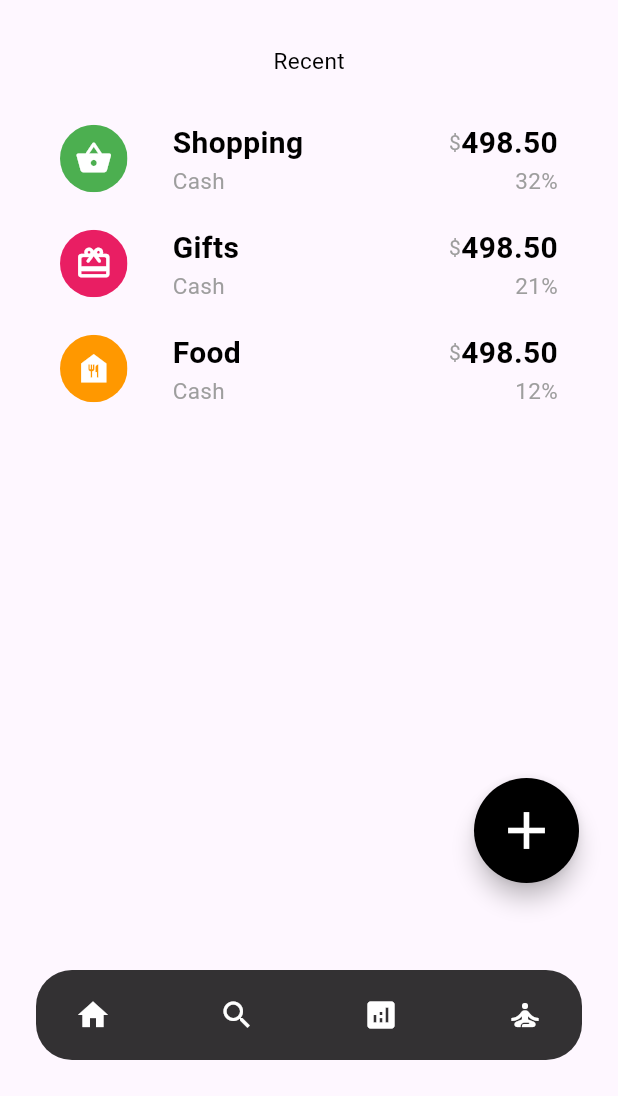
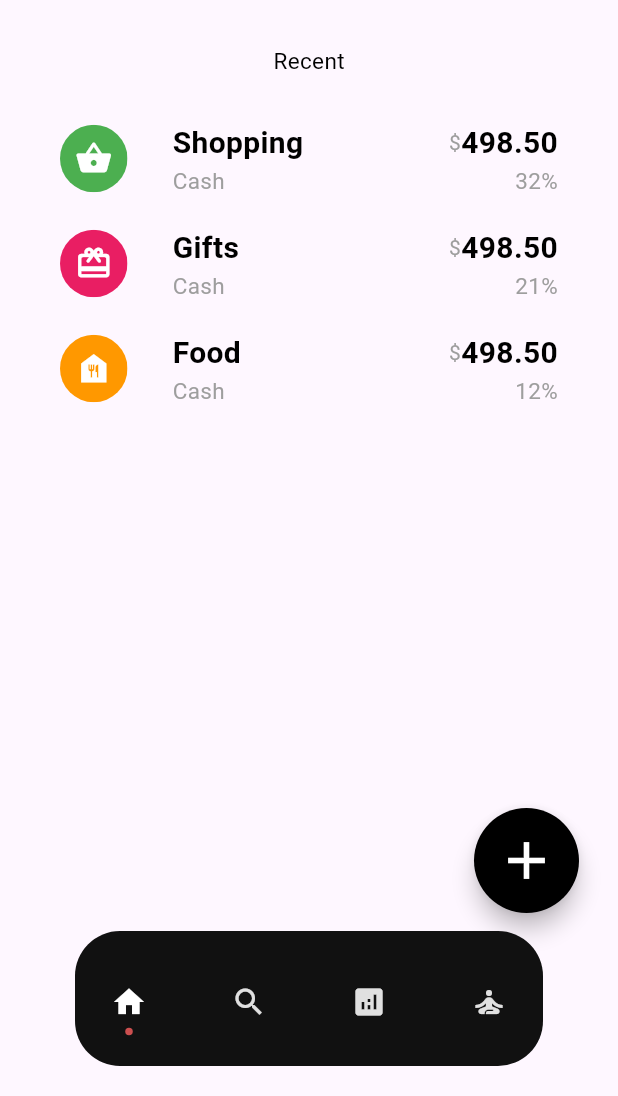
Before and after one commit to scielab/app-ahorro, a Flutter app: the screen it shows once a user with an empty profile is signed in, on a phone screen of 412 x 824 dp, the part 140-1236 px from its top. Run offline on Flutter 3.47's test engine with Material 3 defaults, Android fonts, the light colour scheme and no system bars; drawn by our look-alikes of dot_navigation_bar; our stand-ins replace cloud_firestore, firebase_auth, firebase_core, fl_chart, get, shared_preferences; accounts and stored records are empty; network calls fail.

Commit message:
new changes

```diff
--- a/lib/controllers/auth/auth_controller.dart
+++ b/lib/controllers/auth/auth_controller.dart
@@ -28,7 +28,7 @@ class AuthController extends GetxController {
 
   void _setInitialScreen(User? user) {
     if(user != null) {
-      Get.toNamed(RouterHelper.getHomePage());
+      Get.toNamed(RouterHelper.getHomePrincipalPage());
     } else {
       Get.toNamed(RouterHelper.getSignin());
     }
--- /dev/null
+++ b/lib/models/categories_models.dart
@@ -0,0 +1,10 @@
+import 'package:app/models/category_model.dart';
+import 'package:flutter/material.dart';
+
+List<Map<String,dynamic>> income = [
+  {
+    'id': 1,
+    'name': 'cash',
+    'icon': Icons.add,
+  }
+];
--- a/lib/models/category_model.dart
+++ b/lib/models/category_model.dart
@@ -1,7 +1,9 @@
+import 'package:flutter/material.dart';
+
 class Category {
   final String id;
   final String name;
-  final String icon; // Puedes usar un IconData si estás trabajando con Flutter
+  final IconData icon;
 
   Category({
     required this.id,
--- a/lib/pages/auth/signin_page.dart
+++ b/lib/pages/auth/signin_page.dart
@@ -17,8 +17,8 @@ class SignInPage extends StatelessWidget {
     TextEditingController passwordController = TextEditingController();
 
     return Scaffold(
-      body: Stack(
-        fit: StackFit.expand,
+      body: SingleChildScrollView(
+        child: Stack(
           children: [
             Image.asset(
               'assets/images/login_back.jpeg',
@@ -30,7 +30,7 @@ class SignInPage extends StatelessWidget {
                 crossAxisAlignment: CrossAxisAlignment.start,
                 mainAxisAlignment: MainAxisAlignment.center,
                 children: [
-                const SizedBox(height: 50),
+                  const SizedBox(height: 80),
                   const BigText(
                     title: "Iniciar Sesion",
                     color: Colors.white,
@@ -41,7 +41,7 @@ class SignInPage extends StatelessWidget {
                     title:
                         "Si ya registraste previamente con tu correo electrónico, puedes ingresar",
                     color: Colors.white,
-                  size: 20,
+                    size: 16,
                     fw: FontWeight.bold,
                   ),
                   const SizedBox(height: 50),
@@ -130,6 +130,7 @@ class SignInPage extends StatelessWidget {
             ),
           ],
         ),
+      ),
     );
   }
 }
--- a/lib/pages/auth/signup_page.dart
+++ b/lib/pages/auth/signup_page.dart
@@ -18,8 +18,8 @@ class SignUpPage extends StatelessWidget {
     TextEditingController passwordControllerRestable = TextEditingController();
 
     return Scaffold(
-      body: Stack(
-        fit: StackFit.expand,
+      body: SingleChildScrollView(
+        child: Stack(
           children: [
             Image.asset(
               'assets/images/login_back.jpeg',
@@ -31,6 +31,7 @@ class SignUpPage extends StatelessWidget {
                 crossAxisAlignment: CrossAxisAlignment.start,
                 mainAxisAlignment: MainAxisAlignment.center,
                 children: [
+                  const SizedBox(height: 50,),
                   const BigText(
                     title: "Registrate",
                     color: Colors.white,
@@ -41,7 +42,7 @@ class SignUpPage extends StatelessWidget {
                     title:
                         "Si ya registraste previamente con tu correo electrónico, puedes ingresar",
                     color: Colors.white,
-                  size: 20,
+                    size: 16,
                     fw: FontWeight.bold,
                   ),
                   const SizedBox(height: 50),
@@ -151,6 +152,7 @@ class SignUpPage extends StatelessWidget {
             ),
           ],
         ),
+      ),
     );
   }
 }
--- a/lib/pages/home_page.dart
+++ b/lib/pages/home_page.dart
@@ -1,3 +1,4 @@
+import 'package:app/routes/routes.dart';
 import 'package:app/widgets/big_text.dart';
 import 'package:app/widgets/bottomNavigatorBar.dart';
 import 'package:app/widgets/button_base.dart';
@@ -8,18 +9,38 @@ import 'package:app/widgets/small_text.dart';
 import 'package:app/widgets/transaction_dialog.dart';
 import 'package:flutter/material.dart';
 import 'package:get/get.dart';
+import 'package:dot_navigation_bar/dot_navigation_bar.dart';
 
-class HomePage extends StatelessWidget {
+enum _SelectedTab { home, search, analytics, self_improvement_outlined }
+
+List<String> routes = [
+  RouterHelper.getHomePage(),
+  RouterHelper.getGuildPage(),
+  RouterHelper.getProgressPage(),
+  RouterHelper.getSettingsPage()
+];
+
+class HomePage extends StatefulWidget {
   const HomePage({super.key});
 
   @override
+  State<HomePage> createState() => _HomePageState();
+}
+
+class _HomePageState extends State<HomePage> with TickerProviderStateMixin {
+  @override
   Widget build(BuildContext context) {
+    var anim = AnimationController(
+      vsync: this,
+      value: 1,
+      duration: const Duration(milliseconds: 500),
+    );
     return Scaffold(
-      body: SafeArea(
+      body: SingleChildScrollView(
+        child: SafeArea(
           child: Stack(
             children: [
-            SingleChildScrollView(
-              child: Container(
+              Container(
                 margin: const EdgeInsets.symmetric(horizontal: 10),
                 child: Column(
                   children: [
@@ -76,7 +97,7 @@ class HomePage extends StatelessWidget {
                   ],
                 ),
               ),
-            ),
+
               /*
               Positioned(
                 bottom: 0,
@@ -88,7 +109,8 @@ class HomePage extends StatelessWidget {
             ],
           ),
         ),
-      floatingActionButtonLocation: FloatingActionButtonCustom(110,200),
+      ),
+      floatingActionButtonLocation: FloatingActionButtonCustom(110, 220),
       floatingActionButton: Container(
         width: 70,
         height: 70,
@@ -115,10 +137,44 @@ class HomePage extends StatelessWidget {
                   child: TransactionDialog()),
             );
           },
-            child: const Icon(Icons.add,color: Colors.white,size: 42),
+          child: const Icon(Icons.add, color: Colors.white, size: 42),
         ),
       ),
-      bottomNavigationBar: ButtonNavigatorBarPrimary(),
+      //bottomNavigationBar: ButtonNavigatorBarPrimary(),
+
+      /*
+      bottomNavigationBar: Container(
+        height: 130,
+        child: DotNavigationBar(
+            backgroundColor: Colors.black,
+            currentIndex: _SelectedTab.values.indexOf(_selectedTab),
+            dotIndicatorColor: Colors.white,
+            unselectedItemColor: Colors.grey[300],
+            splashBorderRadius: 50,
+            // enableFloatingNavBar: false,
+            onTap: _handleIndexChanged,
+            items: [
+
+              DotNavigationBarItem(
+                icon: const Icon(Icons.home),
+                selectedColor: Colors.white,
+              ),
+              DotNavigationBarItem(
+                icon: const Icon(Icons.search),
+                selectedColor: Colors.white,
+              ),
+              DotNavigationBarItem(
+                icon: const Icon(Icons.analytics),
+                selectedColor: Colors.white,
+              ),
+              DotNavigationBarItem(
+                icon: const Icon(Icons.self_improvement_outlined),
+                selectedColor: Colors.white,
+              ),
+            ],
+          ),
+        ),
+        */
     );
   }
 }
--- /dev/null
+++ b/lib/pages/home_principal.dart
@@ -0,0 +1,79 @@
+import 'package:app/pages/conf/settings_page.dart';
+import 'package:app/pages/guild/guild_page.dart';
+import 'package:app/pages/home_page.dart';
+import 'package:app/pages/progress/progress.dart';
+import 'package:flutter/material.dart';
+import 'package:dot_navigation_bar/dot_navigation_bar.dart';
+
+List routes = [
+  HomePage(),
+  GuildPage(),
+  ProgressPage(),
+  SettingsPage(),
+];
+
+class HomePagePrincipal extends StatefulWidget {
+  const HomePagePrincipal({super.key});
+
+  @override
+  State<HomePagePrincipal> createState() => _HomePagePrincipalState();
+}
+
+class _HomePagePrincipalState extends State<HomePagePrincipal>
+    with TickerProviderStateMixin {
+  int _selectedTab = 0;
+
+  void _handleIndexChanged(int i) {
+    setState(() {
+      _selectedTab = i;
+    });
+  }
+
+  @override
+  Widget build(BuildContext context) {
+    var anim = AnimationController(
+      vsync: this,
+      value: 1,
+      duration: const Duration(milliseconds: 500),
+    );
+    return Scaffold(
+      backgroundColor:Colors.black.withOpacity(0.1),
+      extendBodyBehindAppBar: true,
+      extendBody: true,
+      body: routes[
+          _selectedTab], //bottomNavigationBar: ButtonNavigatorBarPrimary(),
+
+      bottomNavigationBar: Container(
+        color: Colors.transparent,
+        height: 130,
+        child: DotNavigationBar(
+          backgroundColor: const Color.fromARGB(255, 17, 17, 17),
+          currentIndex: _selectedTab,
+          dotIndicatorColor: const Color.fromARGB(255, 204, 79, 79),
+          unselectedItemColor: Colors.grey[300],
+          splashBorderRadius: 50,
+          // enableFloatingNavBar: false,
+          onTap: _handleIndexChanged,
+          items: [
+            DotNavigationBarItem(
+              icon: const Icon(Icons.home),
+              selectedColor: Colors.white,
+            ),
+            DotNavigationBarItem(
+              icon: const Icon(Icons.search),
+              selectedColor: Colors.white,
+            ),
+            DotNavigationBarItem(
+              icon: const Icon(Icons.analytics),
+              selectedColor: Colors.white,
+            ),
+            DotNavigationBarItem(
+              icon: const Icon(Icons.self_improvement_outlined),
+              selectedColor: Colors.white,
+            ),
+          ],
+        ),
+      ),
+    );
+  }
+}
--- a/lib/pages/progress/progress.dart
+++ b/lib/pages/progress/progress.dart
@@ -15,8 +15,7 @@ class ProgressPage extends StatelessWidget {
       appBar: AppBar(
         title: const BigText(title: "Progress"),
       ),
-      body: SafeArea(
-        child: SingleChildScrollView(
+      body: SingleChildScrollView(
           child: Column(
             children: [
               const SizedBox(height: 10,),
@@ -84,7 +83,7 @@ class ProgressPage extends StatelessWidget {
               ),
               const SizedBox(height: 30,),
               Container(
-                margin: EdgeInsets.symmetric(horizontal: 30),
+                margin: EdgeInsets.symmetric(horizontal: 40),
                 child: const Column(
                   children: [
                     ShoppingItem(title: "Shopping", category: "Cash", value: "498.50", porcent: "32%", icon: Icons.shopping_basket, colorIcon: Colors.green),
@@ -100,7 +99,7 @@ class ProgressPage extends StatelessWidget {
             ],
           ),
         ),
-      ),
+
     );
   }
 }
--- a/lib/routes/routes.dart
+++ b/lib/routes/routes.dart
@@ -3,6 +3,7 @@ import 'package:app/pages/auth/signup_page.dart';
 import 'package:app/pages/conf/settings_page.dart';
 import 'package:app/pages/guild/guild_page.dart';
 import 'package:app/pages/home_page.dart';
+import 'package:app/pages/home_principal.dart';
 import 'package:app/pages/progress/progress.dart';
 import 'package:get/get.dart';
 
@@ -11,7 +12,7 @@ class RouterHelper {
   static const String _signup = "/signup-page";
   static const String _signin = '/signin-page';
   static const String _home = '/home-page';
-
+  static const String _homePrincipal = '/home-principal-page';
   static const String _settings = '/setting-page';
   static const String _progress = '/progress-page';
   static const String _guild = '/guild-page';
@@ -23,6 +24,7 @@ class RouterHelper {
   static String getSettingsPage() => _settings;
   static String getProgressPage() => _progress;
   static String getGuildPage() => _guild;
+  static String getHomePrincipalPage() => _homePrincipal;
 
 
   static List<GetPage> routes = [
@@ -33,6 +35,6 @@ class RouterHelper {
     GetPage(name: _settings, page: () => SettingsPage(),transition: Transition.native),
     GetPage(name: _progress, page: () => ProgressPage(),transition: Transition.native),
     GetPage(name: _guild, page: () => GuildPage(),transition: Transition.native),
-
+    GetPage(name: _homePrincipal, page: () => const HomePagePrincipal(),transition: Transition.native)
   ];
 }
--- a/lib/widgets/transaction_dialog.dart
+++ b/lib/widgets/transaction_dialog.dart
@@ -14,7 +14,11 @@ class TransactionDialog extends StatelessWidget {
         height: 620,
         decoration: const BoxDecoration(
           color: Color.fromARGB(255, 255, 255, 255),
-          borderRadius: BorderRadius.all(Radius.circular(50)),
+          //borderRadius: BorderRadius.all(Radius.circular(50)),
+          borderRadius: BorderRadius.only(
+            topLeft: Radius.circular(50),
+            topRight: Radius.circular(50),
+          ),
         ),
         child: Column(
           children: [
@@ -64,9 +68,9 @@ class TransactionDialog extends StatelessWidget {
                 ),
               ],
             ),
-            const SizedBox(height: 20,),
+            const SizedBox(height: 10,),
             const SmallText(title: "Expenses"),
-            const SizedBox(height: 30,),
+            const SizedBox(height: 10,),
             Row(
               mainAxisAlignment: MainAxisAlignment.center,
               children: [
--- a/pubspec.yaml
+++ b/pubspec.yaml
@@ -42,6 +42,7 @@ dependencies:
   get: ^4.6.6
   shared_preferences: ^2.2.2
   fl_chart: ^0.64.0
+  dot_navigation_bar: ^1.0.2
 
 
 dev_dependencies:
```
Also changed, not shown: pubspec.lock, 1 other file. Lines whose indentation alone changed are shown as unchanged.
